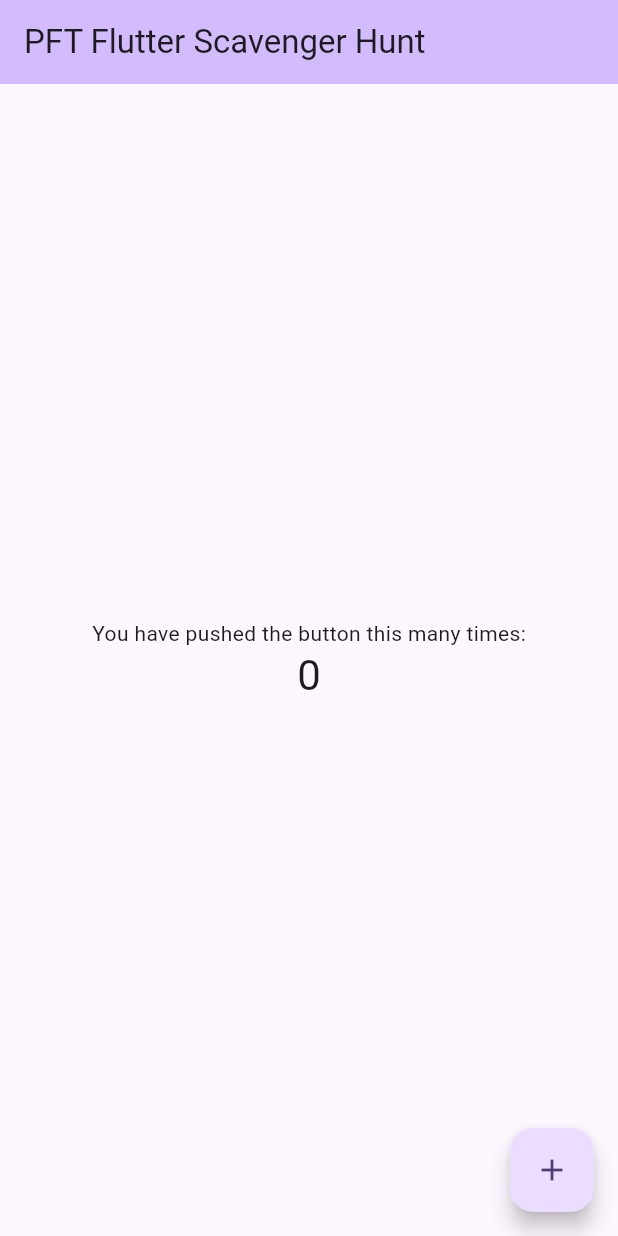
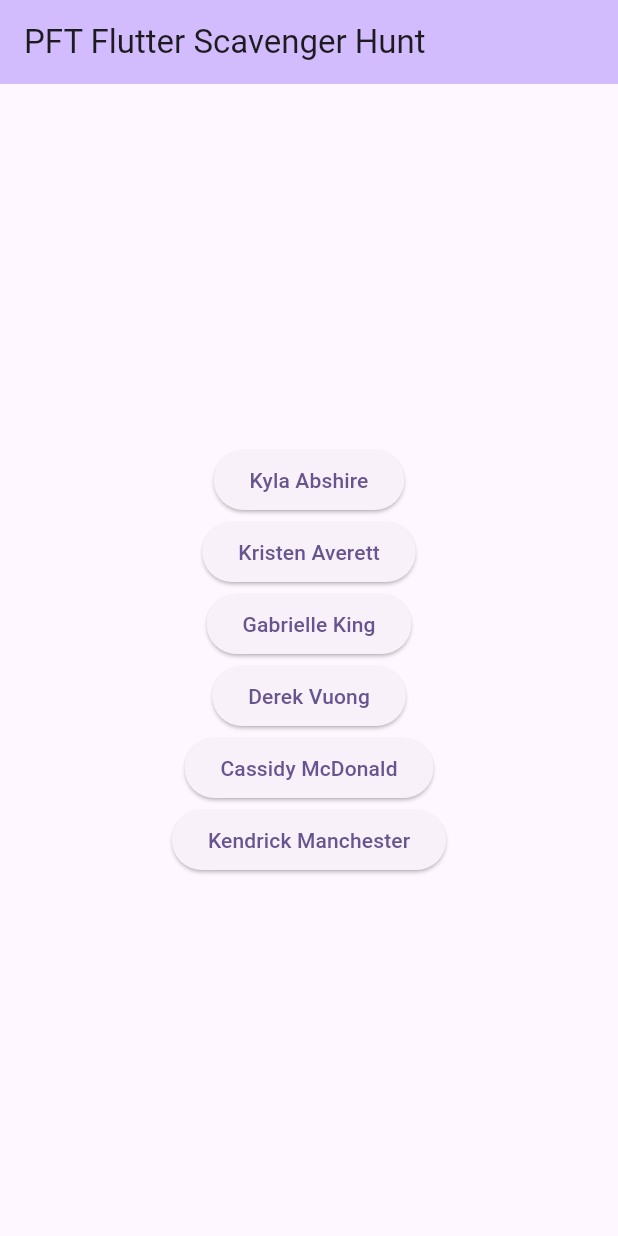
Before and after one commit to liz880/PFT_Hunt, a Flutter app: the screen it shows after launch, on a phone screen of 412 x 824 dp. Run offline on Flutter 3.47's test engine with Material 3 defaults, Android fonts, the phone set to English and light mode, and no system bars.

Commit message:
Buttons on home page and setting up my page

```diff
--- a/pft_flutter_hunt/lib/main.dart
+++ b/pft_flutter_hunt/lib/main.dart
@@ -68,58 +68,76 @@
     });
   }
 
-  @override
+ @override
   Widget build(BuildContext context) {
-    // This method is rerun every time setState is called, for instance as done
-    // by the _incrementCounter method above.
-    //
-    // The Flutter framework has been optimized to make rerunning build methods
-    // fast, so that you can just rebuild anything that needs updating rather
-    // than having to individually change instances of widgets.
     return Scaffold(
       appBar: AppBar(
-        // TRY THIS: Try changing the color here to a specific color (to
-        // Colors.amber, perhaps?) and trigger a hot reload to see the AppBar
-        // change color while the other colors stay the same.
         backgroundColor: Theme.of(context).colorScheme.inversePrimary,
-        // Here we take the value from the MyHomePage object that was created by
-        // the App.build method, and use it to set our appbar title.
         title: Text(widget.title),
       ),
       body: Center(
-        // Center is a layout widget. It takes a single child and positions it
-        // in the middle of the parent.
         child: Column(
-          // Column is also a layout widget. It takes a list of children and
-          // arranges them vertically. By default, it sizes itself to fit its
-          // children horizontally, and tries to be as tall as its parent.
-          //
-          // Column has various properties to control how it sizes itself and
-          // how it positions its children. Here we use mainAxisAlignment to
-          // center the children vertically; the main axis here is the vertical
-          // axis because Columns are vertical (the cross axis would be
-          // horizontal).
-          //
-          // TRY THIS: Invoke "debug painting" (choose the "Toggle Debug Paint"
-          // action in the IDE, or press "p" in the console), to see the
-          // wireframe for each widget.
           mainAxisAlignment: MainAxisAlignment.center,
           children: <Widget>[
-            const Text(
-              'You have pushed the button this many times:',
-            ),
-            Text(
-              '$_counter',
-              style: Theme.of(context).textTheme.headlineMedium,
-            ),
+            ElevatedButton(onPressed: () {
+                                          //navigatiion call here
+                                      },
+                            child: Text("Kyla Abshire"),
+                          ),
+            ElevatedButton(onPressed: () {
+                                          Navigator.push(
+    context,
+    MaterialPageRoute(builder: (context) => KristenPage()),
+                                          );
+                                      },
+                            child: Text("Kristen Averett"),
+                          ),
+            ElevatedButton(onPressed: () {
+                                          //navigatiion call here
+                                      },
+                            child: Text("Gabrielle King"),
+                          ),
+            ElevatedButton(onPressed: () {
+                                          //navigatiion call here
+                                      },
+                            child: Text("Derek Vuong"),
+                          ),
+            ElevatedButton(onPressed: () {
+                                          //navigatiion call here
+                                      },
+                            child: Text("Cassidy McDonald"),
+                          ),
+            ElevatedButton(onPressed: () {
+                                          //navigatiion call here
+                                      },
+                            child: Text("Kendrick Manchester"),
+                          ),
           ],
         ),
       ),
-      floatingActionButton: FloatingActionButton(
-        onPressed: _incrementCounter,
-        tooltip: 'Increment',
-        child: const Icon(Icons.add),
-      ), // This trailing comma makes auto-formatting nicer for build methods.
     );
   }
 }
+
+class KristenPage extends StatelessWidget{
+  const KristenPage({super.key});
+  @override
+  Widget build(BuildContext context) {
+    return Scaffold(
+      backgroundColor: Color.fromARGB(255, 50, 128, 148),
+      appBar: AppBar(
+        backgroundColor: Color.fromARGB(255, 53, 106, 67),
+        title: Text("Kristen's Page")),
+        body: Center(
+          child: Column(
+          mainAxisAlignment: MainAxisAlignment.center,
+        children: <Widget>[
+          ElevatedButton(onPressed: () { },
+          child: Text("PFT Scavenger Hunt"))
+        ],
+
+        ),
+          ),
+        );
+  }
+}
```
